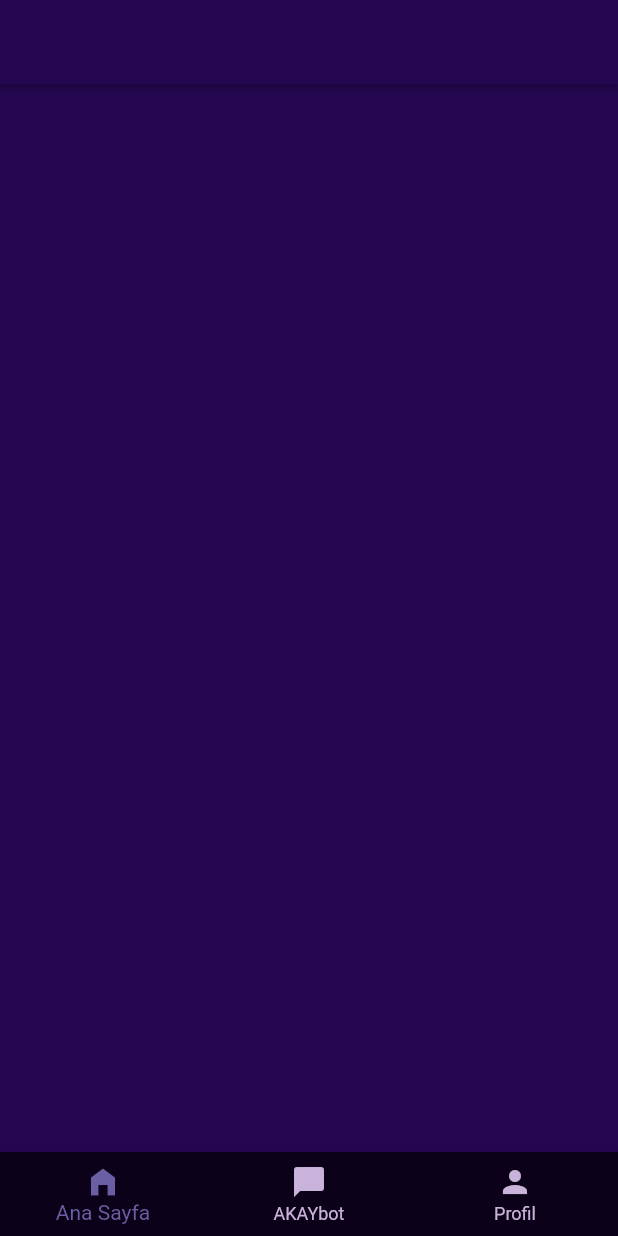
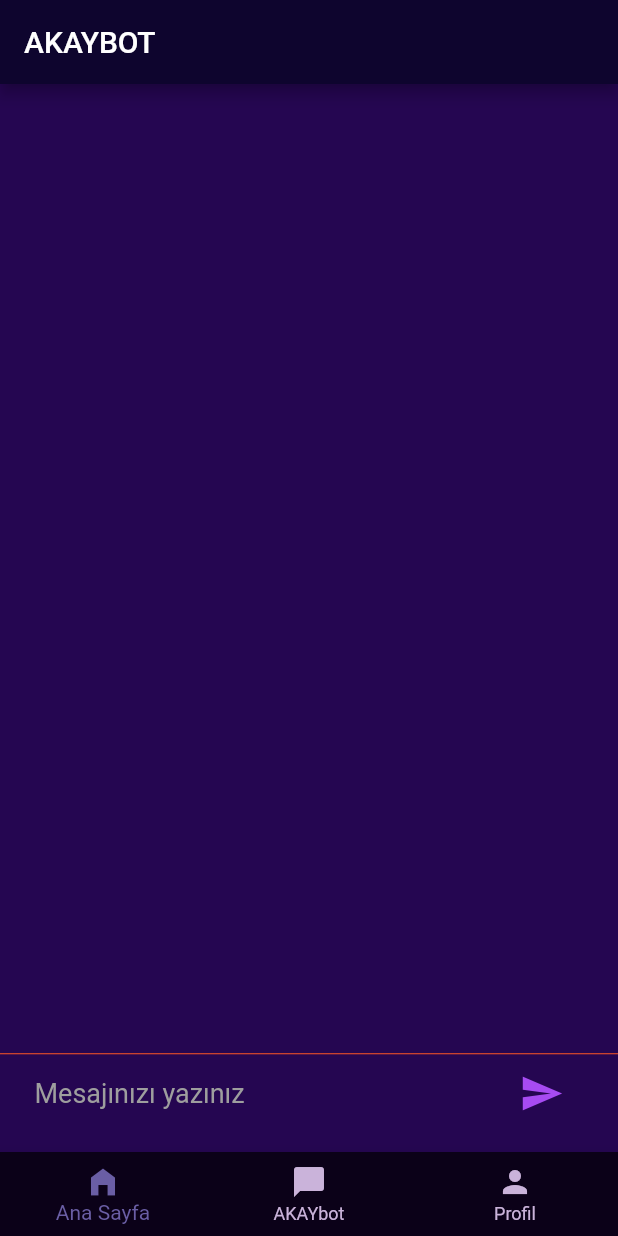
Before and after one commit to kadriyeg/akay_final, a Flutter app: the screen it shows after launch, swiped to page 2, on a phone screen of 412 x 824 dp. Run offline on Flutter 3.47's test engine with Material 2 defaults, Android fonts, the phone set to English and light mode, and no system bars; our stand-ins replace bubble; missing offline and left inert: flutter_dialogflow.

Commit message:
projeye chatbot eklendi

```diff
--- a/lib/screens/chatbot_page.dart
+++ b/lib/screens/chatbot_page.dart
@@ -1,8 +1,147 @@
+import 'package:bubble/bubble.dart';
 import 'package:flutter/material.dart';
-
+import 'package:flutter_dialogflow/dialogflow_v2.dart';
 import '../constants.dart';
 
-class ChatbotPage extends StatelessWidget {
+class ChatbotPage extends StatefulWidget {
+  ChatbotPage({Key? key}) : super(key: key);
+
+  @override
+  State<ChatbotPage> createState() => _ChatbotPageState();
+}
+
+class _ChatbotPageState extends State<ChatbotPage> {
+  void response(query) async {
+    AuthGoogle authGoogle = await AuthGoogle(
+            fileJson: "images/dialogflowservice.json")
+        .build();
+    Dialogflow dialogflow =
+        Dialogflow(authGoogle: authGoogle, language: Language.english);
+    AIResponse aiResponse = await dialogflow.detectIntent(query);
+    setState(() {
+      messsages.insert(0, {
+        "data": 0,
+        "message": aiResponse.getListMessage()[0]["text"]["text"][0].toString()
+      });
+    });
+  }
+final messageInsert = TextEditingController();
+List<Map> messsages = [];
+@override
+  Widget build(BuildContext context) {
+    return Scaffold(
+      appBar: AppBar(
+        backgroundColor: Color.fromARGB(255,14,5,46),
+        title: Text(
+          "AKAYBOT",
+        ),
+
+      ),
+      backgroundColor:Color.fromARGB(255, 37, 6, 81),
+      body: Container(
+        child: Column(
+          children: <Widget>[
+            Flexible(
+                child: ListView.builder(
+                    reverse: true,
+                    itemCount: messsages.length,
+                    itemBuilder: (context, index) => chat(
+                        messsages[index]["message"].toString(),
+                        messsages[index]["data"]))),
+            Divider(
+              height: 5.0,
+              color: Colors.deepOrange,
+            ),
+            Container(
+              padding: EdgeInsets.only(left: 15.0, right: 15.0),
+              margin: const EdgeInsets.symmetric(horizontal: 8.0),
+              child: Row(
+                children: <Widget>[
+                  Flexible(
+                      child: TextField(
+                    controller: messageInsert,
+                    decoration: InputDecoration.collapsed(
+                        hintText: "Mesajınızı yazınız",
+                        hintStyle: TextStyle(
+                            fontSize: 18.0, color: Colors.grey)
+                            ),
+                  )),
+                  Container(
+                    margin: EdgeInsets.symmetric(horizontal: 4.0),
+                    child: IconButton(
+
+                        icon: Icon(
+
+                          Icons.send,
+                          size: 30.0,
+                          color: Color.fromARGB(255, 167, 75, 242),
+                        ),
+                        onPressed: () {
+                          if (messageInsert.text.isEmpty) {
+                            print("empty message");
+                          } else {
+                            setState(() {
+                              messsages.insert(0,
+                                  {"data": 1, "message": messageInsert.text});
+                            });
+                            response(messageInsert.text);
+                            messageInsert.clear();
+                          }
+                        }),
+                  )
+                ],
+              ),
+            ),
+            SizedBox(
+              height: 15.0,
+            )
+          ],
+        ),
+      ),
+    );
+  }
+
+  //for better one i have use the bubble package check out the pubspec.yaml
+
+  Widget chat(String message, int data) {
+    return Padding(
+      padding: EdgeInsets.all(10.0),
+
+      child: Bubble(
+          radius: Radius.circular(15.0),
+          color: data == 0 ? Color.fromARGB(255, 106, 94, 165) : Color.fromARGB(255, 176, 118, 234),
+          elevation: 0.0,
+          alignment: data == 0 ? Alignment.topLeft : Alignment.topRight,
+          nip: data == 0 ? BubbleNip.leftBottom : BubbleNip.rightTop,
+          child: Padding(
+            padding: EdgeInsets.all(2.0),
+            child: Row(
+              mainAxisSize: MainAxisSize.min,
+              children: <Widget>[
+                CircleAvatar(
+                  backgroundColor: Colors.transparent,
+                  backgroundImage: AssetImage(
+                      data == 0 ? "images/bot.png" : "images/user.png"),
+                ),
+                SizedBox(
+                  width: 10.0,
+                ),
+                Flexible(
+                    child: Text(
+                  message,
+                  style: TextStyle(
+                      color: Colors.white, fontWeight: FontWeight.bold),
+                ))
+              ],
+            ),
+          )),
+    );
+  }
+}
+
+
+
+/*class ChatbotPage extends StatelessWidget {
   const ChatbotPage({Key? key}) : super(key: key);
 
   @override
@@ -16,4 +155,4 @@ class ChatbotPage extends StatelessWidget {
       ),
     );
   }
-}
+}*/
--- a/pubspec.yaml
+++ b/pubspec.yaml
@@ -29,12 +29,13 @@ environment:
 dependencies:
   flutter:
     sdk: flutter
-
+  bubble:
+  flutter_dialogflow:
 
   # The following adds the Cupertino Icons font to your application.
   # Use with the CupertinoIcons class for iOS style icons.
   cupertino_icons: ^1.0.2
-  http: ^0.13.4
+
 
 dev_dependencies:
   flutter_test:
@@ -61,6 +62,7 @@ flutter:
   # To add assets to your application, add an assets section, like this:
   assets:
     - images/
+
   #   - images/a_dot_ham.jpeg
 
   # An image asset can refer to one or more resolution-specific "variants", see
```
Also changed, not shown: images/dialogflowservice.json (added, +12 -0 lines), images/bot.png (added), images/user.png (added), pubspec.lock, 1 other file.
